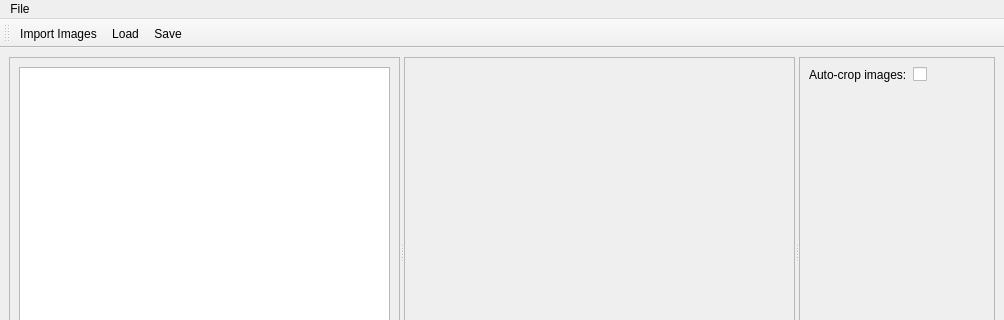
Above: guidata/gui.ui from RudolfVonKrugstein/SpriteSheet-Creator before the change; both pictures show x 0 to 1004 and y 0 to 320 of the 1004 by 767 pixel window. Below: the same form after it.
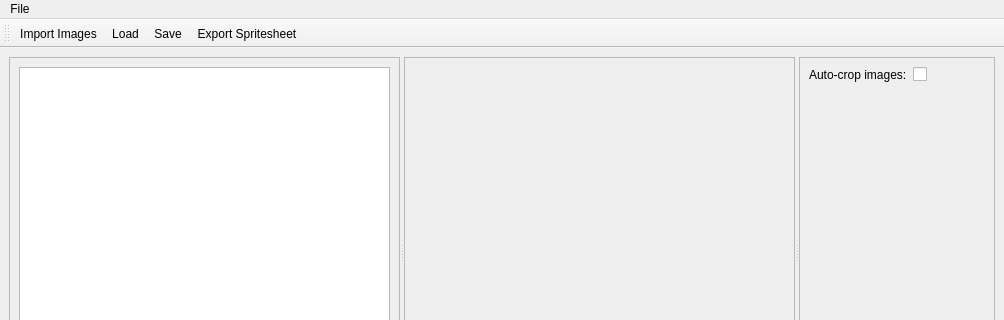
That is the form after the change.

Commit message: Bug fixes and standard icons for actions

Diff of the .ui file:
```diff
--- a/guidata/gui.ui
+++ b/guidata/gui.ui
@@ -279,6 +279,7 @@
    <addaction name="actionImport_Images"/>
    <addaction name="actionLoad"/>
    <addaction name="actionSave"/>
+   <addaction name="actionExport_Spritesheet"/>
   </widget>
   <action name="actionImport_Images">
    <property name="text">
@@ -333,6 +334,11 @@
     <string>Move frame left</string>
    </property>
   </action>
+  <action name="actionExport_Spritesheet">
+   <property name="text">
+    <string>Export Spritesheet</string>
+   </property>
+  </action>
  </widget>
  <resources/>
  <connections/>
```
Left out of the diff: 14 changed lines with no effect on the pictures. The commit also changes 5 other files.
